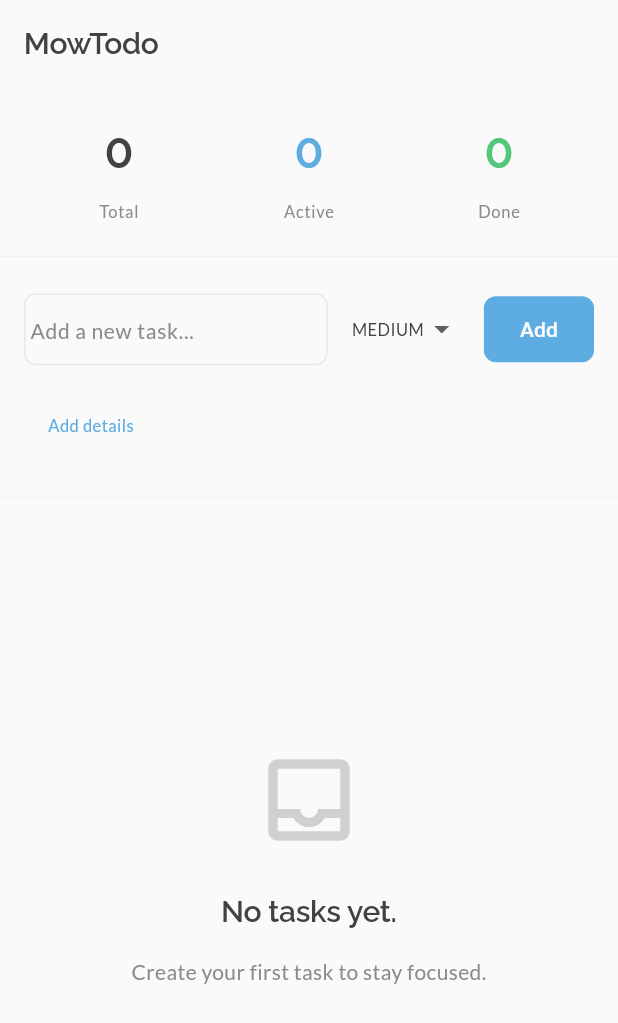
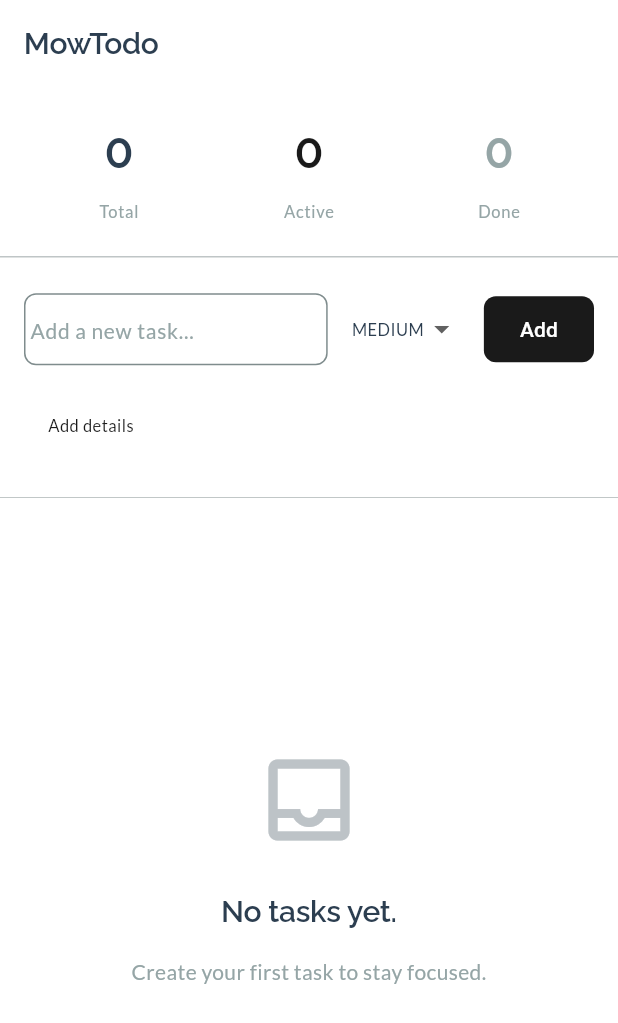
Before and after one commit to azizyuwono/mowtodo, a Flutter app: the screen it shows after launch, on a phone screen of 412 x 824 dp. Shown: the top 1023 px of the screen. Run offline on Flutter 3.47's test engine with Material 3 defaults, Android fonts, the phone set to English and light mode, and no system bars; our stand-ins replace drift, flutter_riverpod, google_fonts; accounts and stored records are empty; generated files the repository leaves out were written again.

Commit message:
refactor(theme): update to monochrome color palette (charcoal/white/gray)

```diff
--- a/lib/core/theme/app_colors.dart
+++ b/lib/core/theme/app_colors.dart
@@ -1,24 +1,26 @@
 import 'package:flutter/material.dart';
 
 class AppColors {
-  // Neutral palette - calm grays
-  static const Color white = Color(0xFFFAFAFA);
-  static const Color lightGray = Color(0xFFF5F5F5);
-  static const Color gray = Color(0xFFE8E8E8);
-  static const Color mediumGray = Color(0xFFD0D0D0);
-  static const Color darkGray = Color(0xFF8B8B8B);
-  static const Color charcoal = Color(0xFF424242);
+  // Primary colors
+  static const Color charcoal = Color(0xFF2C3E50);
+  static const Color white = Color(0xFFFFFFFF);
+  static const Color nearBlack = Color(0xFF1A1A1A);
 
-  // Accent - soft blue
-  static const Color accent = Color(0xFF5DADE2);
-  static const Color accentLight = Color(0xFF85C1E9);
-  static const Color accentDark = Color(0xFF2E86AB);
+  // Grays
+  static const Color gray = Color(0xFF7F8C8D);
+  static const Color darkGray = Color(0xFF95A5A6);
+  static const Color mediumGray = Color(0xFFBDC3C7);
+  static const Color lightGray = Color(0xFFE8EAED);
+  static const Color softGray = Color(0xFFF5F5F5);
 
-  // Semantic
-  static const Color success = Color(0xFF52C77C);
-  static const Color error = Color(0xFFE74C3C);
-  static const Color warning = Color(0xFFF39C12);
+  // Legacy (keep for compatibility, map to grayscale)
+  static const Color accent = nearBlack; // Used for buttons, focus states
+  static const Color success = darkGray; // For completed todos
+  static const Color error = nearBlack; // For error states
 
-  // Shadows (subtle)
-  static const Color shadowColor = Color(0x1A000000);
+  // Semantic names for new colors
+  static const Color hoverBackground = softGray;
+  static const Color borderColor = lightGray;
+  static const Color textPrimary = charcoal;
+  static const Color textSecondary = gray;
 }
```
